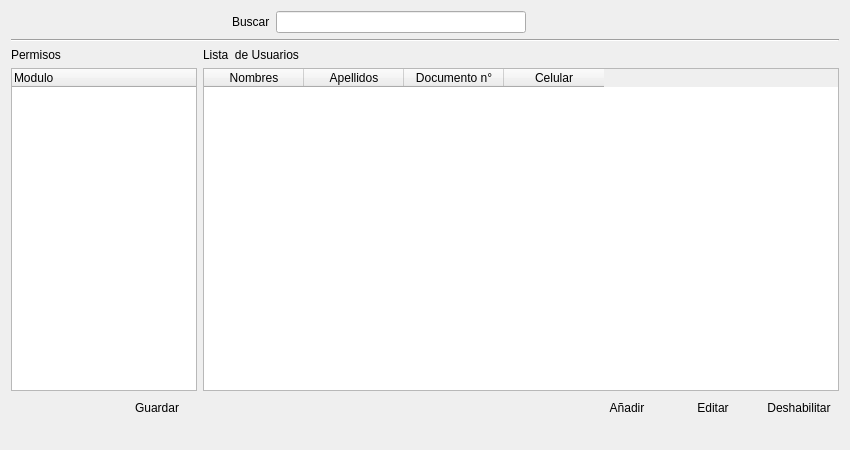
The window that ui_usuario.ui (benArambide/ProyFinal-IS2) describes before a commit, drawn with Qt 5.
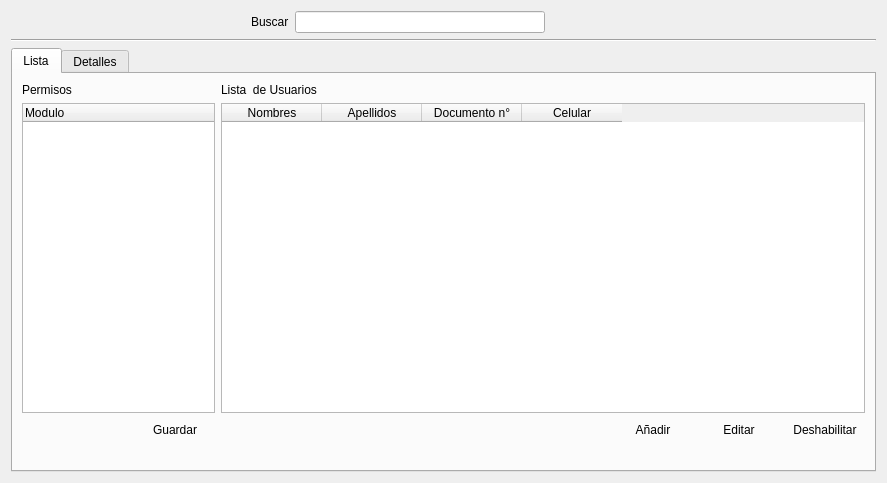
The same window after the commit. Icons and pictures are not drawn.

Commit message: uis formateto final

Diff of the .ui file:
```diff
--- a/ui_usuario.ui
+++ b/ui_usuario.ui
@@ -6,17 +6,17 @@
    <rect>
     <x>0</x>
     <y>0</y>
-    <width>850</width>
-    <height>450</height>
+    <width>887</width>
+    <height>483</height>
    </rect>
   </property>
   <property name="windowTitle">
    <string>Form</string>
   </property>
+  <layout class="QGridLayout" name="gridLayout_14">
+   <item row="0" column="0">
   <layout class="QGridLayout" name="gridLayout_13">
    <item row="0" column="0">
-    <layout class="QGridLayout" name="gridLayout_12">
-     <item row="0" column="0">
       <layout class="QGridLayout" name="gridLayout_11">
        <item row="0" column="0">
         <spacer name="horizontalSpacer_5">
@@ -109,6 +109,16 @@
       </widget>
      </item>
      <item row="2" column="0">
+      <widget class="QTabWidget" name="tabWidget">
+       <property name="currentIndex">
+        <number>0</number>
+       </property>
+       <widget class="QWidget" name="list">
+        <attribute name="title">
+         <string>Lista</string>
+        </attribute>
+        <layout class="QGridLayout" name="gridLayout_12">
+         <item row="0" column="0">
       <layout class="QGridLayout" name="gridLayout_9">
        <item row="0" column="0">
         <layout class="QGridLayout" name="gridLayout_7">
@@ -358,6 +368,15 @@
         </layout>
        </item>
       </layout>
+         </item>
+        </layout>
+       </widget>
+       <widget class="QWidget" name="details">
+        <attribute name="title">
+         <string>Detalles</string>
+        </attribute>
+       </widget>
+      </widget>
      </item>
     </layout>
    </item>
```
Lines whose indentation alone changed are shown as unchanged. The commit also changes 4 other files.
